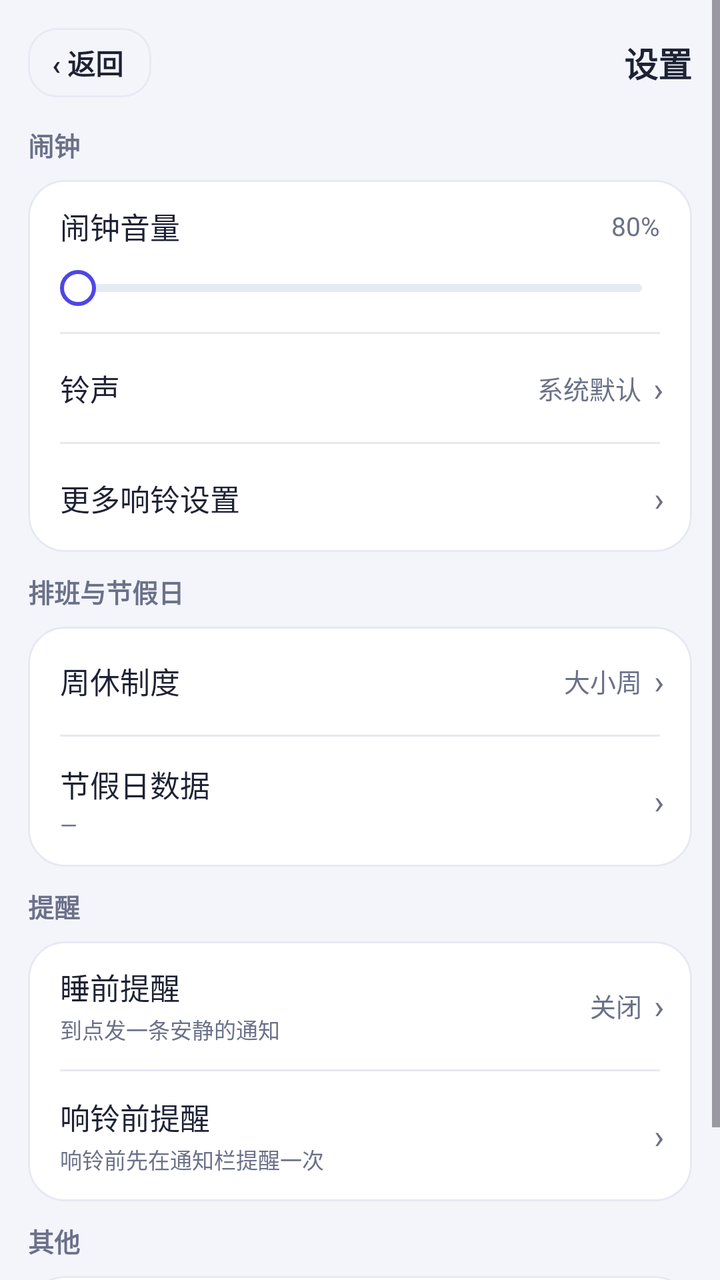
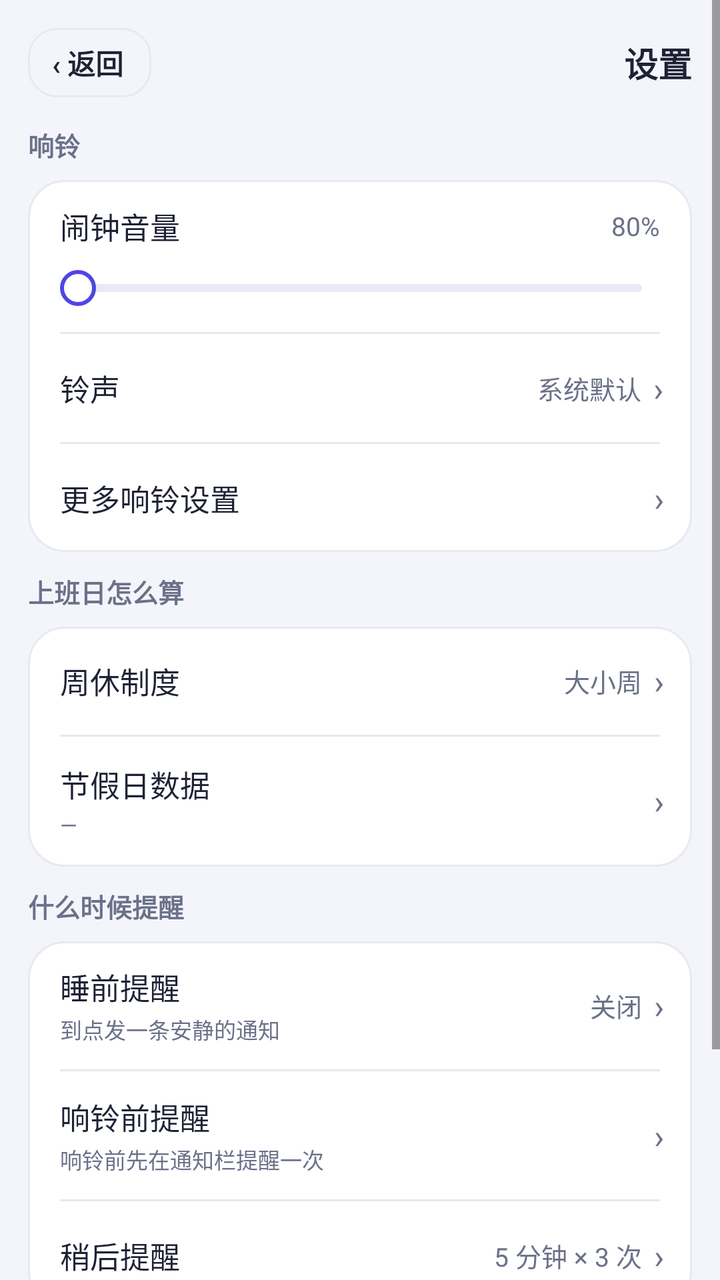

Two renders of the same Android screen: before a commit and after it. Below are the layout's source before the change and the commit's diff.
<!-- AndroidManifest.xml: application theme Theme.DaxiaoWeekAlarm -->
<!-- res/layout/activity_settings.xml -->
<?xml version="1.0" encoding="utf-8"?>
<ScrollView xmlns:android="http://schemas.android.com/apk/res/android"
    android:layout_width="match_parent"
    android:layout_height="match_parent"
    android:background="@color/bg"
    android:fitsSystemWindows="true">

    <LinearLayout
        android:layout_width="match_parent"
        android:layout_height="wrap_content"
        android:orientation="vertical"
        android:padding="14dp">

        
        <LinearLayout
            android:layout_width="match_parent"
            android:layout_height="wrap_content"
            android:layout_marginBottom="14dp"
            android:gravity="center_vertical"
            android:orientation="horizontal">

            <TextView
                android:id="@+id/btn_back"
                android:layout_width="wrap_content"
                android:layout_height="wrap_content"
                android:background="@drawable/bg_time_outline"
                android:clickable="true"
                android:focusable="true"
                android:paddingStart="@dimen/space_12"
                android:paddingEnd="14dp"
                android:paddingTop="7dp"
                android:paddingBottom="7dp"
                android:text="@string/settings_back"
                android:textColor="@color/ink"
                android:textSize="14sp"
                android:textStyle="bold" />

            <TextView
                android:layout_width="0dp"
                android:layout_height="wrap_content"
                android:layout_weight="1"
                android:gravity="end"
                android:text="@string/settings_page_title"
                android:textColor="@color/ink"
                android:textSize="17sp"
                android:textStyle="bold" />
        </LinearLayout>

        
        <TextView
            style="@style/SectionTitle"
            android:layout_width="wrap_content"
            android:layout_height="wrap_content"
            android:layout_marginBottom="@dimen/space_8"
            android:text="@string/settings_section_alarm" />

        <LinearLayout
            android:layout_width="match_parent"
            android:layout_height="wrap_content"
            android:background="@drawable/bg_card"
            android:clipToOutline="true"
            android:orientation="vertical">

            
            <LinearLayout
                android:layout_width="match_parent"
                android:layout_height="wrap_content"
                android:orientation="vertical"
                android:paddingStart="@dimen/space_16"
                android:paddingTop="@dimen/space_12"
                android:paddingEnd="@dimen/space_16"
                android:paddingBottom="@dimen/space_4">

                <LinearLayout
                    android:layout_width="match_parent"
                    android:layout_height="wrap_content"
                    android:gravity="center_vertical"
                    android:orientation="horizontal">

                    <TextView
                        style="@style/SettingsTitle"
                        android:layout_width="0dp"
                        android:layout_height="wrap_content"
                        android:layout_weight="1"
                        android:text="@string/settings_volume_label" />

                    <TextView
                        android:id="@+id/tv_volume"
                        style="@style/SettingsValue"
                        android:layout_width="wrap_content"
                        android:layout_height="wrap_content"
                        android:text="@string/settings_volume_default" />
                </LinearLayout>

                
                <SeekBar
                    android:id="@+id/seek_volume_embed"
                    android:layout_width="match_parent"
                    android:layout_height="wrap_content"
                    android:layout_marginTop="@dimen/space_2"
                    android:max="100"
                    android:minHeight="36dp"
                    android:paddingStart="9dp"
                    android:paddingEnd="9dp"
                    android:progressDrawable="@drawable/seek_track"
                    android:splitTrack="false"
                    android:thumb="@drawable/seek_thumb" />
            </LinearLayout>

            <View style="@style/SettingsDivider" />

                        <LinearLayout
                            android:id="@+id/row_ringtone"
                            android:layout_width="match_parent"
                            android:layout_height="wrap_content"
                            android:background="?attr/selectableItemBackground"
                            android:clickable="true"
                            android:focusable="true"
                            android:gravity="center_vertical"
                            android:minHeight="54dp"
                            android:orientation="horizontal"
                            android:paddingStart="@dimen/space_16"
                            android:paddingEnd="14dp">

                            <TextView
                                style="@style/SettingsTitle"
                                android:layout_width="0dp"
                                android:layout_height="wrap_content"
                                android:layout_weight="1"
                                android:text="@string/settings_ringtone_title" />

                            <TextView
                                android:id="@+id/tv_ringtone"
                                style="@style/SettingsValue"
                                android:layout_width="0dp"
                                android:layout_height="wrap_content"
                                android:layout_weight="0.9"
                                android:gravity="end"
                                android:text="@string/settings_ringtone_default" />

                            <TextView style="@style/SettingsChevron" />
                        </LinearLayout>

                        <View style="@style/SettingsDivider" />

            
            <LinearLayout
                android:id="@+id/row_more_ring"
                android:layout_width="match_parent"
                android:layout_height="wrap_content"
                android:background="?attr/selectableItemBackground"
                android:clickable="true"
                android:focusable="true"
                android:gravity="center_vertical"
                android:minHeight="54dp"
                android:orientation="horizontal"
                android:paddingStart="@dimen/space_16"
                android:paddingEnd="14dp">

                <TextView
                    style="@style/SettingsTitle"
                    android:layout_width="0dp"
                    android:layout_height="wrap_content"
                    android:layout_weight="1"
                    android:text="@string/settings_more_ring_title" />

                <TextView style="@style/SettingsChevron" />
            </LinearLayout>
        </LinearLayout>

        
        <TextView
            style="@style/SectionTitle"
            android:layout_width="wrap_content"
            android:layout_height="wrap_content"
            android:layout_marginTop="@dimen/space_10"
            android:layout_marginBottom="@dimen/space_8"
            android:text="@string/settings_section_schedule" />

        <LinearLayout
            android:layout_width="match_parent"
            android:layout_height="wrap_content"
            android:background="@drawable/bg_card"
            android:clipToOutline="true"
            android:orientation="vertical">

                        <LinearLayout
                            android:id="@+id/row_week_mode"
                            android:layout_width="match_parent"
                            android:layout_height="wrap_content"
                            android:background="?attr/selectableItemBackground"
                            android:clickable="true"
                            android:focusable="true"
                            android:gravity="center_vertical"
                            android:minHeight="54dp"
                            android:orientation="horizontal"
                            android:paddingStart="@dimen/space_16"
                            android:paddingEnd="14dp">

                            <TextView
                                style="@style/SettingsTitle"
                                android:layout_width="0dp"
                                android:layout_height="wrap_content"
                                android:layout_weight="1"
                                android:text="@string/settings_week_mode_title" />

                            <TextView
                                android:id="@+id/tv_week_mode"
                                style="@style/SettingsValue"
                                android:layout_width="wrap_content"
                                android:layout_height="wrap_content"
                                android:text="@string/settings_week_mode_default" />

                            <TextView style="@style/SettingsChevron" />
                        </LinearLayout>

                        <View style="@style/SettingsDivider" />

                        <LinearLayout
                            android:id="@+id/row_holiday_data"
                            android:layout_width="match_parent"
                            android:layout_height="wrap_content"
                            android:background="?attr/selectableItemBackground"
                            android:clickable="true"
                            android:focusable="true"
                            android:gravity="center_vertical"
                            android:minHeight="64dp"
                            android:orientation="horizontal"
                            android:paddingStart="@dimen/space_16"
                            android:paddingEnd="14dp"
                            android:paddingTop="@dimen/space_10"
                            android:paddingBottom="@dimen/space_10">

                            <LinearLayout
                                android:layout_width="0dp"
                                android:layout_height="wrap_content"
                                android:layout_weight="1"
                                android:orientation="vertical">

                                <TextView
                                    style="@style/SettingsTitle"
                                    android:layout_width="wrap_content"
                                    android:layout_height="wrap_content"
                                    android:text="@string/settings_holiday_data_title" />

                                <TextView
                                    android:id="@+id/tv_holiday_data"
                                    style="@style/SettingsSummary"
                                    android:layout_width="wrap_content"
                                    android:layout_height="wrap_content"
                                    android:layout_marginTop="@dimen/space_2"
                                    android:text="@string/settings_holiday_data_default" />
                            </LinearLayout>

                            <TextView style="@style/SettingsChevron" />
                        </LinearLayout>

                        <View style="@style/SettingsDivider" />
        </LinearLayout>

        
        <TextView
            style="@style/SectionTitle"
            android:layout_width="wrap_content"
            android:layout_height="wrap_content"
            android:layout_marginTop="@dimen/space_10"
            android:layout_marginBottom="@dimen/space_8"
            android:text="@string/settings_section_remind" />

        <LinearLayout
            android:layout_width="match_parent"
            android:layout_height="wrap_content"
            android:background="@drawable/bg_card"
            android:clipToOutline="true"
            android:orientation="vertical">

            
            <LinearLayout
                android:id="@+id/row_bedtime"
                android:layout_width="match_parent"
                android:layout_height="wrap_content"
                android:background="?attr/selectableItemBackground"
                android:clickable="true"
                android:focusable="true"
                android:gravity="center_vertical"
                android:minHeight="64dp"
                android:orientation="horizontal"
                android:paddingStart="@dimen/space_16"
                android:paddingTop="@dimen/space_10"
                android:paddingEnd="14dp"
                android:paddingBottom="@dimen/space_10">

                <LinearLayout
                    android:layout_width="0dp"
                    android:layout_height="wrap_content"
                    android:layout_weight="1"
                    android:orientation="vertical">

                    <TextView
                        style="@style/SettingsTitle"
                        android:layout_width="wrap_content"
                        android:layout_height="wrap_content"
                        android:text="@string/settings_bedtime_title" />

                    
                    <TextView
                        android:id="@+id/tv_bedtime"
                        style="@style/SettingsSummary"
                        android:layout_width="wrap_content"
                        android:layout_height="wrap_content"
                        android:layout_marginTop="@dimen/space_2"
                        android:text="@string/settings_bedtime_hint" />
                </LinearLayout>

                <TextView
                    android:id="@+id/tv_bedtime_value"
                    style="@style/SettingsValue"
                    android:layout_width="wrap_content"
                    android:layout_height="wrap_content"
                    android:text="@string/settings_bedtime_default" />

                <TextView style="@style/SettingsChevron" />
            </LinearLayout>

            <View style="@style/SettingsDivider" />

                        <LinearLayout
                            android:id="@+id/row_pre_notice"
                            android:layout_width="match_parent"
                            android:layout_height="wrap_content"
                            android:background="?attr/selectableItemBackground"
                            android:clickable="true"
                            android:focusable="true"
                            android:gravity="center_vertical"
                            android:minHeight="64dp"
                            android:orientation="horizontal"
                            android:paddingStart="@dimen/space_16"
                            android:paddingEnd="14dp"
                            android:paddingTop="@dimen/space_10"
                            android:paddingBottom="@dimen/space_10">

                            <LinearLayout
                                android:layout_width="0dp"
                                android:layout_height="wrap_content"
                                android:layout_weight="1"
                                android:orientation="vertical">

                                <TextView
                                    style="@style/SettingsTitle"
                                    android:layout_width="wrap_content"
                                    android:layout_height="wrap_content"
                                    android:text="@string/settings_pre_notice_title" />

                                <TextView
                                    android:id="@+id/tv_pre_notice"
                                    style="@style/SettingsSummary"
                                    android:layout_width="wrap_content"
                                    android:layout_height="wrap_content"
                                    android:layout_marginTop="@dimen/space_2"
                                    android:text="@string/settings_pre_notice_summary" />
                            </LinearLayout>

                            
                            <TextView
                                android:id="@+id/tv_pre_notice_value"
                                style="@style/SettingsValue"
                                android:layout_width="wrap_content"
                                android:layout_height="wrap_content" />

                            <TextView style="@style/SettingsChevron" />
                        </LinearLayout>

                        <View style="@style/SettingsDivider" />
        </LinearLayout>

        
        <TextView
            style="@style/SectionTitle"
            android:layout_width="wrap_content"
            android:layout_height="wrap_content"
            android:layout_marginTop="@dimen/space_10"
            android:layout_marginBottom="@dimen/space_8"
            android:text="@string/settings_section_other" />

        <LinearLayout
            android:layout_width="match_parent"
            android:layout_height="wrap_content"
            android:background="@drawable/bg_card"
            android:clipToOutline="true"
            android:orientation="vertical">

            
            <LinearLayout
                android:id="@+id/row_more"
                android:layout_width="match_parent"
                android:layout_height="wrap_content"
                android:background="?attr/selectableItemBackground"
                android:clickable="true"
                android:focusable="true"
                android:gravity="center_vertical"
                android:minHeight="54dp"
                android:orientation="horizontal"
                android:paddingStart="@dimen/space_16"
                android:paddingEnd="14dp">

                <TextView
                    style="@style/SettingsTitle"
                    android:layout_width="0dp"
                    android:layout_height="wrap_content"
                    android:layout_weight="1"
                    android:text="@string/settings_more_title" />

                <TextView
                    style="@style/SettingsSummary"
                    android:layout_width="wrap_content"
                    android:layout_height="wrap_content"
                    android:text="@string/settings_more_summary" />

                <TextView style="@style/SettingsChevron" />
            </LinearLayout>
        </LinearLayout>

        <TextView
            android:id="@+id/tv_version"
            android:layout_width="match_parent"
            android:layout_height="wrap_content"
            android:layout_marginTop="@dimen/space_6"
            android:textColor="@color/sub"
            android:textSize="11sp" />
    </LinearLayout>
</ScrollView>
<!-- resources referenced by this layout -->
<resources>
  <color name="bg">#F4F5FB</color>
  <color name="ink">#1E2235</color>
  <color name="sub">#6B7189</color>
  <dimen name="space_10">10dp</dimen>
  <dimen name="space_12">12dp</dimen>
  <dimen name="space_16">16dp</dimen>
  <dimen name="space_2">2dp</dimen>
  <dimen name="space_4">4dp</dimen>
  <dimen name="space_6">6dp</dimen>
  <dimen name="space_8">8dp</dimen>
  <!-- drawable bg_card (drawable) -->
  <?xml version="1.0" encoding="utf-8"?>
  <shape xmlns:android="http://schemas.android.com/apk/res/android"
      android:shape="rectangle">
      <solid android:color="@color/card" />
      <corners android:radius="@dimen/radius_card" />
      <stroke android:width="1dp" android:color="@color/line" />
  </shape>
  <!-- drawable seek_thumb (drawable) -->
  <?xml version="1.0" encoding="utf-8"?>
  <shape xmlns:android="http://schemas.android.com/apk/res/android"
      android:shape="oval">
      <solid android:color="@color/card" />
      <stroke
          android:width="2dp"
          android:color="@color/indigo" />
      <size
          android:width="18dp"
          android:height="18dp" />
  </shape>
  <string name="settings_back">‹ 返回</string>
  <string name="settings_bedtime_default">关闭</string>
  <string name="settings_bedtime_hint">到点发一条安静的通知</string>
  <string name="settings_bedtime_title">睡前提醒</string>
  <string name="settings_holiday_data_default">—</string>
  <string name="settings_holiday_data_title">节假日数据</string>
  <string name="settings_more_ring_title">更多响铃设置</string>
  <string name="settings_more_summary">排班 · 小组件 · 检查 · 备份</string>
  <string name="settings_more_title">更多设置</string>
  <string name="settings_page_title">设置</string>
  <string name="settings_pre_notice_summary">响铃前先在通知栏提醒一次</string>
  <string name="settings_pre_notice_title">响铃前提醒</string>
  <string name="settings_ringtone_default">系统默认</string>
  <string name="settings_ringtone_title">铃声</string>
  <string name="settings_section_alarm">闹钟</string>
  <string name="settings_section_other">其他</string>
  <string name="settings_section_remind">提醒</string>
  <string name="settings_section_schedule">排班与节假日</string>
  <string name="settings_volume_default">80%</string>
  <string name="settings_volume_label">闹钟音量</string>
  <string name="settings_week_mode_default">大小周</string>
  <string name="settings_week_mode_title">周休制度</string>
  <style name="SectionTitle">
          <item name="android:textColor">@color/sub</item>
          <item name="android:textSize">13sp</item>
          <item name="android:textStyle">bold</item>
      </style>
  <style name="SettingsDivider">
          <item name="android:layout_width">match_parent</item>
          <item name="android:layout_height">1dp</item>
          <item name="android:layout_marginStart">@dimen/space_16</item>
          <item name="android:layout_marginEnd">@dimen/space_16</item>
          <item name="android:background">@color/line</item>
      </style>
  <style name="SettingsSummary">
          <item name="android:textColor">@color/sub</item>
          <item name="android:textSize">11sp</item>
          <item name="android:lineSpacingMultiplier">1.2</item>
      </style>
  <style name="SettingsTitle">
          <item name="android:textColor">@color/ink</item>
          <item name="android:textSize">15sp</item>
      </style>
  <style name="SettingsValue">
          <item name="android:textColor">@color/sub</item>
          <item name="android:textSize">13sp</item>
          <item name="android:maxLines">1</item>
          <item name="android:ellipsize">end</item>
      </style>
  <color name="card">#FFFFFF</color>
  <dimen name="radius_card">18dp</dimen>
  <color name="line">#E7E9F3</color>
  <dimen name="radius_row">14dp</dimen>
  <color name="indigo">#4F46E5</color>
  <dimen name="radius_hairline">2dp</dimen>
  <color name="indigo_dark">#4338CA</color>
  <color name="white">#FFFFFFFF</color>
  <!-- unchanged entries left out for length: 4 -->
</resources>

<!-- the commit's change to res/layout/activity_settings.xml (unified diff, before → after) -->
@@ -371,6 +371,37 @@
                         </LinearLayout>
 
                         <View style="@style/SettingsDivider" />
+
+                        
+                        <LinearLayout
+                            android:id="@+id/row_snooze"
+                            android:layout_width="match_parent"
+                            android:layout_height="wrap_content"
+                            android:background="?attr/selectableItemBackground"
+                            android:clickable="true"
+                            android:focusable="true"
+                            android:gravity="center_vertical"
+                            android:minHeight="54dp"
+                            android:orientation="horizontal"
+                            android:paddingStart="@dimen/space_16"
+                            android:paddingEnd="14dp">
+
+                            <TextView
+                                style="@style/SettingsTitle"
+                                android:layout_width="0dp"
+                                android:layout_height="wrap_content"
+                                android:layout_weight="1"
+                                android:text="@string/settings_snooze_title" />
+
+                            <TextView
+                                android:id="@+id/tv_snooze"
+                                style="@style/SettingsValue"
+                                android:layout_width="wrap_content"
+                                android:layout_height="wrap_content"
+                                android:text="@string/more_snooze_default" />
+
+                            <TextView style="@style/SettingsChevron" />
+                        </LinearLayout>
         </LinearLayout>
 
         
<!-- resource entries referenced after the edit -->
@@ -30,6 +30,7 @@
           android:width="18dp"
           android:height="18dp" />
   </shape>
+  <string name="more_snooze_default">5 分钟 × 3 次</string>
   <string name="settings_back">‹ 返回</string>
   <string name="settings_bedtime_default">关闭</string>
   <string name="settings_bedtime_hint">到点发一条安静的通知</string>
@@ -37,17 +38,18 @@
   <string name="settings_holiday_data_default">—</string>
   <string name="settings_holiday_data_title">节假日数据</string>
   <string name="settings_more_ring_title">更多响铃设置</string>
-  <string name="settings_more_summary">排班 · 小组件 · 检查 · 备份</string>
+  <string name="settings_more_summary">排班 · 桌面 · 帮助 · 备份</string>
   <string name="settings_more_title">更多设置</string>
   <string name="settings_page_title">设置</string>
   <string name="settings_pre_notice_summary">响铃前先在通知栏提醒一次</string>
   <string name="settings_pre_notice_title">响铃前提醒</string>
   <string name="settings_ringtone_default">系统默认</string>
   <string name="settings_ringtone_title">铃声</string>
-  <string name="settings_section_alarm">闹钟</string>
-  <string name="settings_section_other">其他</string>
-  <string name="settings_section_remind">提醒</string>
-  <string name="settings_section_schedule">排班与节假日</string>
+  <string name="settings_section_alarm">响铃</string>
+  <string name="settings_section_other">更多</string>
+  <string name="settings_section_remind">什么时候提醒</string>
+  <string name="settings_section_schedule">上班日怎么算</string>
+  <string name="settings_snooze_title">稍后提醒</string>
   <string name="settings_volume_default">80%</string>
   <string name="settings_volume_label">闹钟音量</string>
   <string name="settings_week_mode_default">大小周</string>
